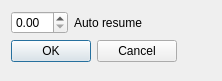
First picture: the form in GUI3/MMS_Control/pausedialog.ui, repository casper2002casper/MSS, before the edit.
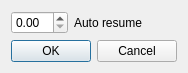
Second picture: the form after the edit.

Patch:
```diff
--- a/GUI3/MMS_Control/pausedialog.ui
+++ b/GUI3/MMS_Control/pausedialog.ui
@@ -14,6 +14,9 @@
    <string>Dialog</string>
   </property>
   <layout class="QFormLayout" name="formLayout">
+   <property name="sizeConstraint">
+    <enum>QLayout::SetFixedSize</enum>
+   </property>
    <item row="0" column="0">
     <layout class="QHBoxLayout" name="horizontalLayout">
      <item>
```
Left out of the diff: 5 changed lines with no effect on the pictures.
